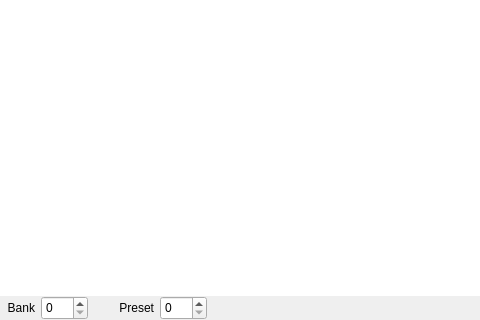
Before: the Qt Designer form sources/editor/pageprst.ui in davy7125/polyphone, drawn with Qt 5; both pictures show x 0 to 480 and y 108 to 428 of the 622 by 428 pixel window.
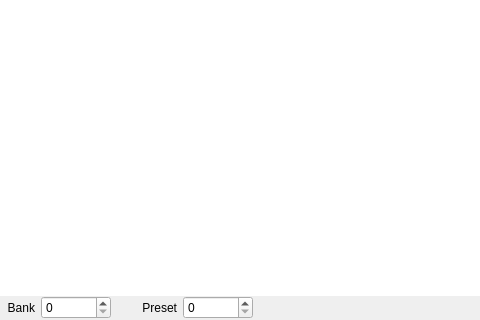
After: the same form once the commit is applied. Custom widgets are drawn as their Qt base class.

```diff
--- a/sources/editor/pageprst.ui
+++ b/sources/editor/pageprst.ui
@@ -161,10 +161,10 @@
       </item>
       <item>
        <widget class="SpinBox" name="spinBank">
-        <property name="maximumSize">
+        <property name="minimumSize">
          <size>
-          <width>16777215</width>
-          <height>24</height>
+          <width>70</width>
+          <height>23</height>
          </size>
         </property>
         <property name="accelerated">
@@ -193,10 +193,10 @@
       </item>
       <item>
        <widget class="SpinBox" name="spinPreset">
-        <property name="maximumSize">
+        <property name="minimumSize">
          <size>
-          <width>60</width>
-          <height>24</height>
+          <width>70</width>
+          <height>23</height>
          </size>
         </property>
         <property name="accelerated">
```
